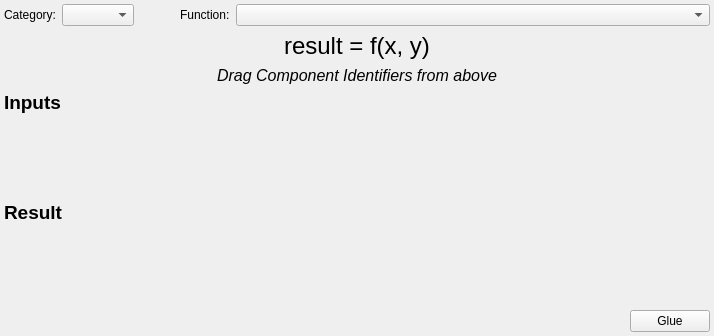
Old version of the form glue/dialogs/link_editor/qt/link_equation.ui in the repository glue-viz/glue.
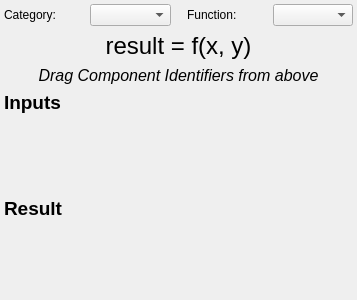
New version of the form.

Commit message: Improved link editor layout

Patch:
```diff
--- a/glue/dialogs/link_editor/qt/link_equation.ui
+++ b/glue/dialogs/link_editor/qt/link_equation.ui
@@ -6,8 +6,8 @@
    <rect>
     <x>0</x>
     <y>0</y>
-    <width>714</width>
-    <height>336</height>
+    <width>357</width>
+    <height>300</height>
    </rect>
   </property>
   <property name="minimumSize">
@@ -24,7 +24,7 @@
     <number>4</number>
    </property>
    <item>
-    <layout class="QVBoxLayout" name="verticalLayout" stretch="0,0,0,8,8,0">
+    <layout class="QVBoxLayout" name="verticalLayout" stretch="0,0,0,8,8">
      <item>
       <layout class="QHBoxLayout" name="horizontalLayout_6">
        <item>
@@ -47,8 +47,8 @@
          </property>
          <property name="sizeHint" stdset="0">
           <size>
-           <width>40</width>
-           <height>20</height>
+           <width>10</width>
+           <height>10</height>
           </size>
          </property>
         </spacer>
@@ -63,7 +63,7 @@
        <item>
         <widget class="QComboBox" name="function">
          <property name="sizePolicy">
-          <sizepolicy hsizetype="Expanding" vsizetype="Fixed">
+          <sizepolicy hsizetype="Preferred" vsizetype="Fixed">
            <horstretch>0</horstretch>
            <verstretch>0</verstretch>
           </sizepolicy>
@@ -72,7 +72,7 @@
           <string>Select a translation function to use</string>
          </property>
          <property name="sizeAdjustPolicy">
-          <enum>QComboBox::AdjustToMinimumContentsLength</enum>
+          <enum>QComboBox::AdjustToContentsOnFirstShow</enum>
          </property>
         </widget>
        </item>
@@ -188,33 +188,6 @@
        </item>
       </layout>
      </item>
-     <item>
-      <layout class="QHBoxLayout" name="horizontalLayout_3">
-       <item>
-        <spacer name="horizontalSpacer">
-         <property name="orientation">
-          <enum>Qt::Horizontal</enum>
-         </property>
-         <property name="sizeHint" stdset="0">
-          <size>
-           <width>40</width>
-           <height>20</height>
-          </size>
-         </property>
-        </spacer>
-       </item>
-       <item>
-        <widget class="QPushButton" name="addButton">
-         <property name="toolTip">
-          <string>Create a new link defined by this translation description</string>
-         </property>
-         <property name="text">
-          <string>Glue</string>
-         </property>
-        </widget>
-       </item>
-      </layout>
-     </item>
     </layout>
    </item>
   </layout>
```
Left out of the diff: 11 changed lines with no effect on the pictures. The commit also changes 7 other files.
